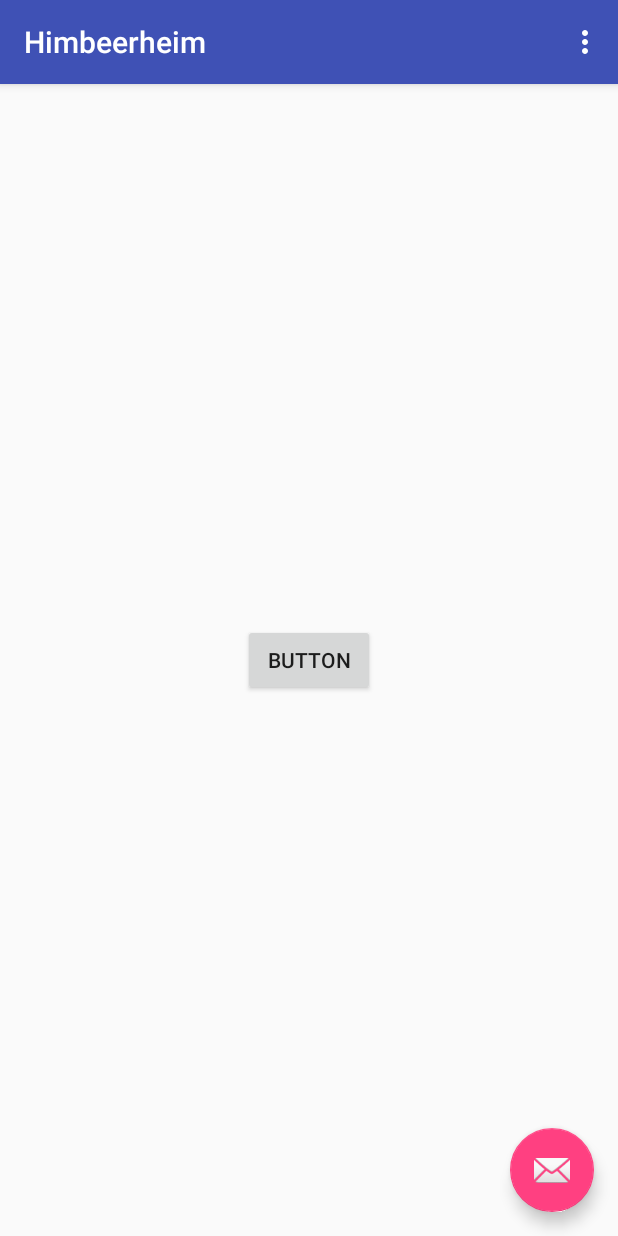
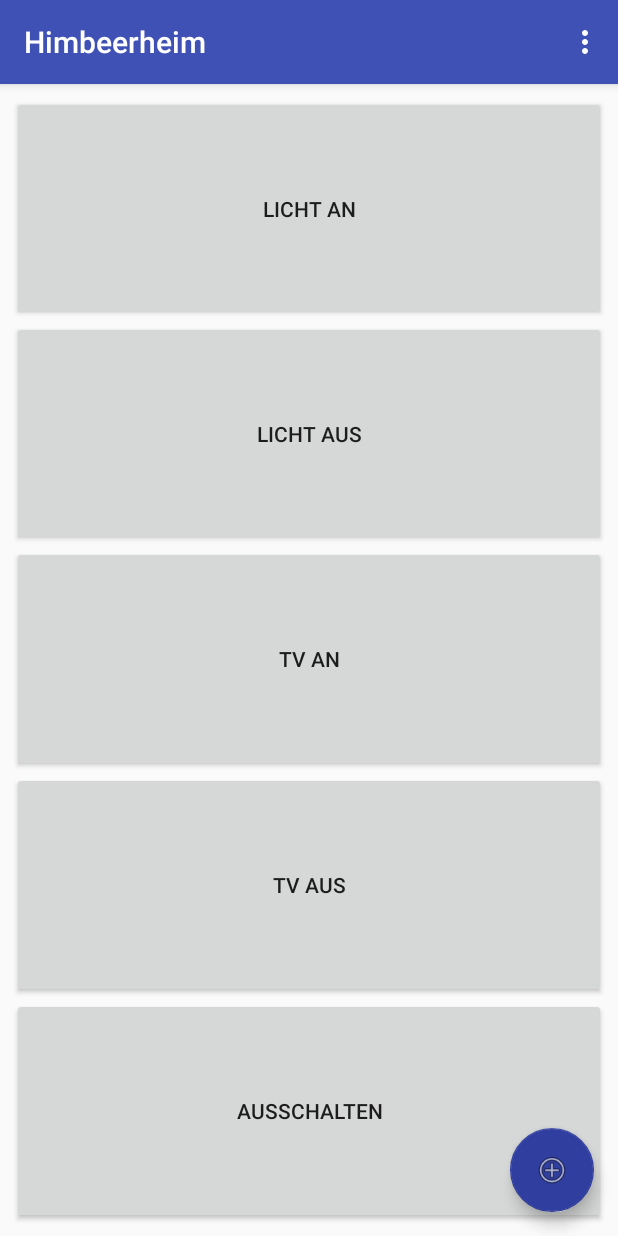
Before and after one commit to GlaserDaniel/Himbeerheim, an Android app: the screen it shows after launch (MainActivity), on a phone screen of 412 x 824 dp. Run offline under Robolectric (Android 15) with nearby library versions, the phone set to English and light mode, and no system bars.

Commit message:
Erste Buttons die funktionieren

```diff
--- a/app/src/main/AndroidManifest.xml
+++ b/app/src/main/AndroidManifest.xml
@@ -1,6 +1,8 @@
 <?xml version="1.0" encoding="utf-8"?>
 <manifest xmlns:android="http://schemas.android.com/apk/res/android"
     package="de.danielglaser.himbeerheim">
+
+    <uses-permission android:name="android.permission.INTERNET" />
 
     <application
         android:allowBackup="true"
--- a/app/src/main/java/de/danielglaser/himbeerheim/MainActivityFragment.kt
+++ b/app/src/main/java/de/danielglaser/himbeerheim/MainActivityFragment.kt
@@ -5,9 +5,9 @@ import android.os.Bundle
 import android.view.LayoutInflater
 import android.view.View
 import android.view.ViewGroup
-import android.widget.Button
 
 import kotlinx.android.synthetic.main.fragment_main.*
+import kotlinx.android.synthetic.main.fragment_main.view.*
 
 /**
  * A placeholder fragment containing a simple view.
@@ -16,18 +16,31 @@ class MainActivityFragment : Fragment() {
 
     override fun onCreateView(inflater: LayoutInflater?, container: ViewGroup?,
                               savedInstanceState: Bundle?): View? {
-        return inflater!!.inflate(R.layout.fragment_main, container, false)
+
+        var view = inflater!!.inflate(R.layout.fragment_main, container, false)
+
+        var sshConnection = SSHConnection(hostname = "192.168.178.43", port = 22, username = "pi", password = "Roter!Weg!3")
+
+        view.buttonLightOn.setOnClickListener {
+            sshConnection.sendSSHCommand(command = "sudo ./send 01111 4 1")
+        }
+
+        view.buttonLightOff.setOnClickListener {
+            sshConnection.sendSSHCommand(command = "sudo ./send 01111 4 0")
+        }
+
+        view.buttonTVOn.setOnClickListener {
+            sshConnection.sendSSHCommand(command = "sudo ./send 01110 3 1")
+        }
+
+        view.buttonTVOff.setOnClickListener {
+            sshConnection.sendSSHCommand(command = "sudo ./send 01110 3 0")
+        }
+
+        view.buttonPowerOff.setOnClickListener {
+            sshConnection.sendSSHCommand(command = "sudo shutdown -h 0")
+        }
+
+        return view
     }
-
-    override fun onCreate(savedInstanceState: Bundle?) {
-        super.onCreate(savedInstanceState)
-
-        //var sshConnection = new SSHConnection (hostname: "", 22, "", "")
-
-        button.setOnClickListener {
-
-        }
-    }
-
-
 }
--- a/app/src/main/res/layout/activity_main.xml
+++ b/app/src/main/res/layout/activity_main.xml
@@ -28,6 +28,7 @@
         android:layout_height="wrap_content"
         android:layout_gravity="bottom|end"
         android:layout_margin="@dimen/fab_margin"
-        app:srcCompat="@android:drawable/ic_dialog_email" />
+        app:backgroundTint="@color/colorPrimaryDark"
+        app:srcCompat="@android:drawable/ic_menu_add" />
 
 </android.support.design.widget.CoordinatorLayout>
--- a/app/src/main/res/layout/fragment_main.xml
+++ b/app/src/main/res/layout/fragment_main.xml
@@ -2,24 +2,80 @@
 <android.support.constraint.ConstraintLayout xmlns:android="http://schemas.android.com/apk/res/android"
     xmlns:app="http://schemas.android.com/apk/res-auto"
     xmlns:tools="http://schemas.android.com/tools"
+    android:id="@+id/fragment_main"
     android:layout_width="match_parent"
     android:layout_height="match_parent"
     tools:context="de.danielglaser.himbeerheim.MainActivityFragment"
+    tools:layout_editor_absoluteX="0dp"
+    tools:layout_editor_absoluteY="137dp"
     tools:showIn="@layout/activity_main">
 
-    <Button
-        android:id="@+id/button"
-        android:layout_width="wrap_content"
-        android:layout_height="wrap_content"
+    <LinearLayout
+        android:id="@+id/buttonsLinearLayout"
+        android:layout_width="0dp"
+        android:layout_height="0dp"
         android:layout_marginBottom="8dp"
         android:layout_marginLeft="8dp"
         android:layout_marginRight="8dp"
         android:layout_marginTop="8dp"
-        android:onClick="onButtonClick"
-        android:text="Button"
+        android:orientation="vertical"
+        android:scrollbars="vertical"
         app:layout_constraintBottom_toBottomOf="parent"
         app:layout_constraintLeft_toLeftOf="parent"
         app:layout_constraintRight_toRightOf="parent"
-        app:layout_constraintTop_toTopOf="parent" />
+        app:layout_constraintTop_toTopOf="parent">
+
+        <Button
+            android:id="@+id/buttonLightOn"
+            android:layout_width="match_parent"
+            android:layout_height="wrap_content"
+            android:layout_marginLeft="0dp"
+            android:layout_marginStart="0dp"
+            android:layout_marginTop="0dp"
+            android:layout_weight="1"
+            android:onClick="onButtonClick"
+            android:text="Licht an" />
+
+        <Button
+            android:id="@+id/buttonLightOff"
+            android:layout_width="match_parent"
+            android:layout_height="wrap_content"
+            android:layout_marginLeft="0dp"
+            android:layout_marginStart="0dp"
+            android:layout_marginTop="0dp"
+            android:layout_weight="1"
+            android:text="Licht Aus" />
+
+        <Button
+            android:id="@+id/buttonTVOn"
+            android:layout_width="match_parent"
+            android:layout_height="wrap_content"
+            android:layout_marginLeft="0dp"
+            android:layout_marginStart="0dp"
+            android:layout_marginTop="0dp"
+            android:layout_weight="1"
+            android:text="TV An" />
+
+        <Button
+            android:id="@+id/buttonTVOff"
+            android:layout_width="match_parent"
+            android:layout_height="wrap_content"
+            android:layout_marginLeft="0dp"
+            android:layout_marginStart="0dp"
+            android:layout_marginTop="0dp"
+            android:layout_weight="1"
+            android:text="TV Aus" />
+
+        <Button
+            android:id="@+id/buttonPowerOff"
+            android:layout_width="match_parent"
+            android:layout_height="wrap_content"
+            android:layout_marginEnd="0dp"
+            android:layout_marginRight="0dp"
+            android:layout_marginTop="0dp"
+            android:layout_weight="1"
+            android:text="Ausschalten" />
+
+    </LinearLayout>
 
 </android.support.constraint.ConstraintLayout>
--- a/app/src/main/res/values/colors.xml
+++ b/app/src/main/res/values/colors.xml
@@ -1,6 +1,6 @@
 <?xml version="1.0" encoding="utf-8"?>
 <resources>
     <color name="colorPrimary">#3F51B5</color>
-    <color name="colorPrimaryDark">#303F9F</color>
+    <color name="colorPrimaryDark">#303f9f</color>
     <color name="colorAccent">#FF4081</color>
 </resources>
```
Also changed, not shown: app/src/main/java/de/danielglaser/himbeerheim/MainActivity.java (+10 -2 lines), app/src/main/java/de/danielglaser/himbeerheim/SSHConnection.java (deleted, +0 -71 lines), app/src/main/java/de/danielglaser/himbeerheim/SSHConnection.kt (added, +81 -0 lines).
